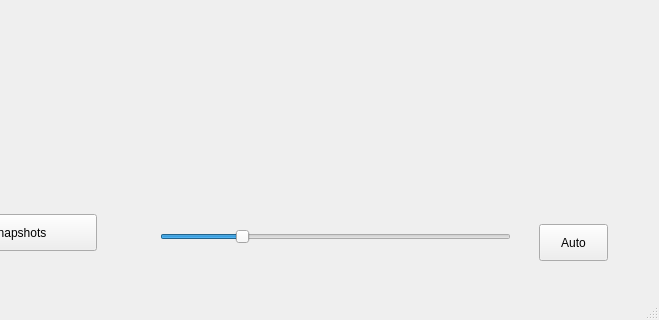
Old version of the form master/forms/MainWindow.ui in the repository veyon/veyon; both pictures show x 331 to 990 and y 373 to 693 of the 990 by 693 pixel window.
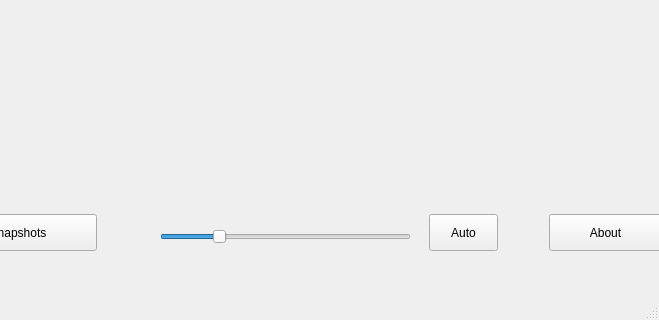
New version of the form. Icons and pictures are not drawn. Custom widgets are drawn as their Qt base class.

Commit message: Master: MainWindow: add about dialog

The edit to the form file:
```diff
--- a/master/forms/MainWindow.ui
+++ b/master/forms/MainWindow.ui
@@ -39,8 +39,8 @@
       <widget class="QToolButton" name="autoFitButton">
        <property name="geometry">
         <rect>
-         <x>870</x>
-         <y>580</y>
+         <x>760</x>
+         <y>570</y>
          <width>69</width>
          <height>37</height>
         </rect>
@@ -54,7 +54,7 @@
         <rect>
          <x>491</x>
          <y>580</y>
-         <width>351</width>
+         <width>251</width>
          <height>25</height>
         </rect>
        </property>
@@ -148,6 +148,39 @@
         <string/>
        </property>
       </widget>
+      <widget class="QToolButton" name="aboutButton">
+       <property name="geometry">
+        <rect>
+         <x>880</x>
+         <y>570</y>
+         <width>113</width>
+         <height>37</height>
+        </rect>
+       </property>
+       <property name="toolTip">
+        <string>About</string>
+       </property>
+       <property name="text">
+        <string>About</string>
+       </property>
+       <property name="icon">
+        <iconset resource="../../core/core.qrc">
+         <normaloff>:/resources/icon64.png</normaloff>:/resources/icon64.png</iconset>
+       </property>
+       <property name="toolButtonStyle">
+        <enum>Qt::ToolButtonTextBesideIcon</enum>
+       </property>
+      </widget>
+      <widget class="QLabel" name="spacerLabel2">
+       <property name="geometry">
+        <rect>
+         <x>840</x>
+         <y>570</y>
+         <width>99</width>
+         <height>30</height>
+        </rect>
+       </property>
+      </widget>
      </widget>
     </item>
    </layout>
```
Left out of the diff: 28 changed lines with no effect on the pictures. The commit also changes 2 other files.
